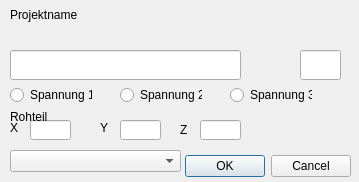
This is dialogStart.ui in mikejg/MainGen as Qt 5 draws it before an edit. The edited form follows.
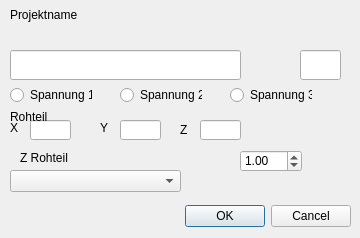
This is the edited form.

Commit message: Z Rohteil

```diff
--- a/dialogStart.ui
+++ b/dialogStart.ui
@@ -6,8 +6,8 @@
    <rect>
     <x>0</x>
     <y>0</y>
-    <width>359</width>
-    <height>182</height>
+    <width>360</width>
+    <height>238</height>
    </rect>
   </property>
   <property name="windowTitle">
@@ -17,7 +17,7 @@
    <property name="geometry">
     <rect>
      <x>10</x>
-     <y>150</y>
+     <y>200</y>
      <width>341</width>
      <height>32</height>
     </rect>
@@ -268,12 +268,47 @@
    <property name="geometry">
     <rect>
      <x>10</x>
-     <y>150</y>
+     <y>170</y>
      <width>171</width>
      <height>22</height>
     </rect>
    </property>
   </widget>
+  <widget class="QDoubleSpinBox" name="doubleSpinBox_ZRohTeil">
+   <property name="geometry">
+    <rect>
+     <x>240</x>
+     <y>150</y>
+     <width>62</width>
+     <height>22</height>
+    </rect>
+   </property>
+   <property name="sizePolicy">
+    <sizepolicy hsizetype="Fixed" vsizetype="Fixed">
+     <horstretch>0</horstretch>
+     <verstretch>0</verstretch>
+    </sizepolicy>
+   </property>
+   <property name="singleStep">
+    <double>0.500000000000000</double>
+   </property>
+   <property name="value">
+    <double>1.000000000000000</double>
+   </property>
+  </widget>
+  <widget class="QLabel" name="label_ZRohTeil">
+   <property name="geometry">
+    <rect>
+     <x>20</x>
+     <y>150</y>
+     <width>151</width>
+     <height>16</height>
+    </rect>
+   </property>
+   <property name="text">
+    <string>Z Rohteil</string>
+   </property>
+  </widget>
  </widget>
  <tabstops>
   <tabstop>lineEdit_Projektname</tabstop>
```
The commit also changes 5 other files.
